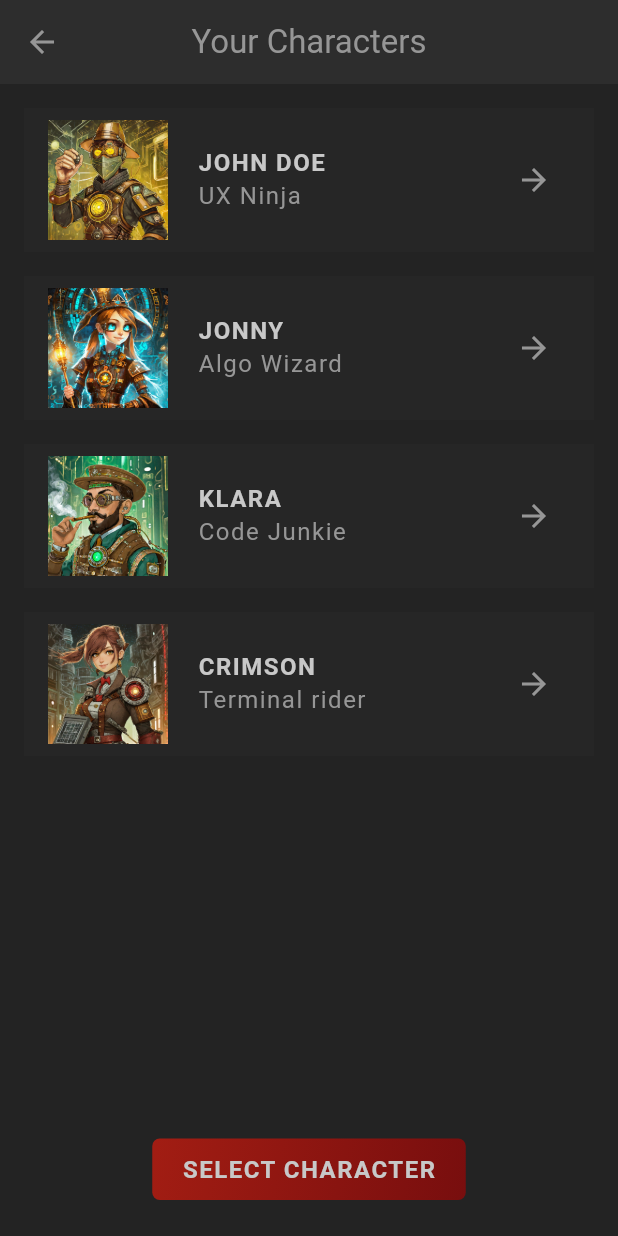
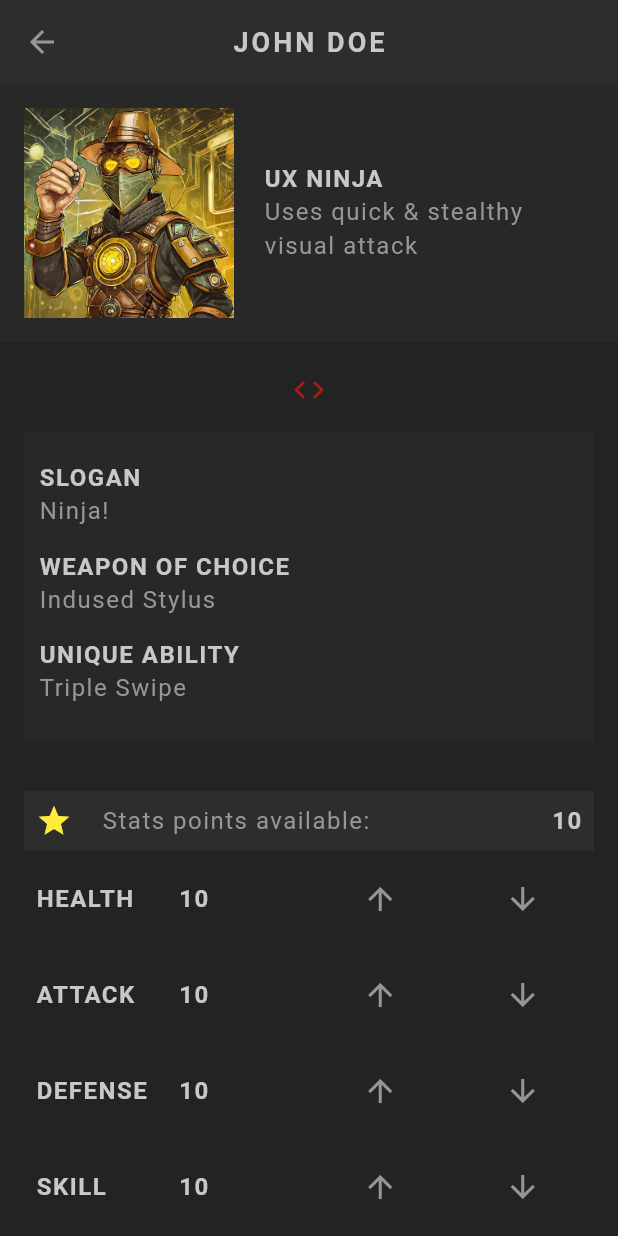
Before and after one commit to audima31/flutter_rpg, a Flutter app: the Home screen opened directly, after a tap on the "arrow forward" icon, on a phone screen of 412 x 824 dp. Run offline on Flutter 3.47's test engine with Material 3 defaults, Android fonts, the phone set to English and light mode, and no system bars; missing offline and left inert: dart:ffi.

Commit message:
Learn create table in profile.dart

```diff
--- a/lib/main.dart
+++ b/lib/main.dart
@@ -14,7 +14,7 @@ class MyApp extends StatelessWidget {
   Widget build(BuildContext context) {
     return MaterialApp(
       theme: primaryTheme,
-      home: const Create(),
+      home: const Home(),
     );
   }
 }
--- a/lib/models/stats.dart
+++ b/lib/models/stats.dart
@@ -42,6 +42,7 @@ mixin Stats {
       if (stat == 'skill') {
         _skill++;
       }
+      _points--;
     }
   }
 
--- a/lib/screens/home/character_card.dart
+++ b/lib/screens/home/character_card.dart
@@ -1,5 +1,6 @@
 import 'package:flutter/material.dart';
 import 'package:flutter_rpg/models/characters.dart';
+import 'package:flutter_rpg/screens/profile/profile.dart';
 import 'package:flutter_rpg/shared/styled_text.dart';
 import 'package:flutter_rpg/theme.dart';
 
@@ -31,7 +32,13 @@ class CharacterCard extends StatelessWidget {
           const Expanded(child: SizedBox()),
 
           IconButton(
-              onPressed: () {},
+              onPressed: () {
+                Navigator.push(
+                    context,
+                    MaterialPageRoute(
+                      builder: (context) => Profile(character: character),
+                    ));
+              },
               icon: Icon(
                 Icons.arrow_forward,
                 color: AppColors.textColor,
--- /dev/null
+++ b/lib/screens/profile/profile.dart
@@ -0,0 +1,94 @@
+import 'package:flutter/material.dart';
+import 'package:flutter_rpg/models/characters.dart';
+import 'package:flutter_rpg/screens/profile/stats_table.dart';
+import 'package:flutter_rpg/shared/styled_text.dart';
+import 'package:flutter_rpg/theme.dart';
+
+class Profile extends StatelessWidget {
+  const Profile({super.key, required this.character});
+
+  final Character character;
+
+  @override
+  Widget build(BuildContext context) {
+    return Scaffold(
+      appBar: AppBar(
+        title: StyledTitle(character.name),
+      ),
+      body: SingleChildScrollView(
+        child: Column(
+          crossAxisAlignment: CrossAxisAlignment.center,
+          children: [
+            //basic info - image, vocation, description
+            Container(
+              padding: const EdgeInsets.all(16),
+              color: AppColors.secondaryColor.withOpacity(0.5),
+              child: Row(
+                children: [
+                  //image
+                  Image.asset(
+                    'assets/img/vocations/${character.vocation.image}',
+                    width: 140,
+                    height: 140,
+                  ),
+
+                  const SizedBox(width: 20),
+                  //vocation
+                  Expanded(
+                    child: Column(
+                      crossAxisAlignment: CrossAxisAlignment.start,
+                      children: [
+                        StyledHeading(character.vocation.title),
+                        StyledText(character.vocation.description),
+                      ],
+                    ),
+                  ),
+                ],
+              ),
+            ),
+
+            //weapon and ability
+            const SizedBox(height: 20),
+            Center(
+                child: Icon(
+              Icons.code,
+              color: AppColors.primaryColor,
+            )),
+
+            Padding(
+              padding: const EdgeInsets.all(16),
+              child: Container(
+                width: double.infinity,
+                padding: const EdgeInsets.all(10),
+                color: AppColors.secondaryColor.withOpacity(0.5),
+                child: Column(
+                    crossAxisAlignment: CrossAxisAlignment.start,
+                    children: [
+                      const SizedBox(height: 10),
+                      const StyledHeading('Slogan'),
+                      StyledText(character.slogan),
+                      const SizedBox(height: 15),
+                      const StyledHeading('Weapon of Choice'),
+                      StyledText(character.vocation.weapon),
+                      const SizedBox(height: 15),
+                      const StyledHeading('Unique Ability'),
+                      StyledText(character.vocation.ability),
+                      const SizedBox(height: 15),
+                    ]),
+              ),
+            ),
+
+            //stats & skills
+            Container(
+              alignment: Alignment.center,
+              child: Column(
+                children: [StatsTable(character)],
+              ),
+            ),
+            //save button
+          ],
+        ),
+      ),
+    );
+  }
+}
--- /dev/null
+++ b/lib/screens/profile/stats_table.dart
@@ -0,0 +1,111 @@
+import 'package:flutter/material.dart';
+import 'package:flutter_rpg/models/characters.dart';
+import 'package:flutter_rpg/shared/styled_text.dart';
+import 'package:flutter_rpg/theme.dart';
+
+class StatsTable extends StatefulWidget {
+  const StatsTable(this.character, {super.key});
+
+  final Character character;
+  @override
+  State<StatsTable> createState() => _StatsTableState();
+}
+
+class _StatsTableState extends State<StatsTable> {
+  @override
+  Widget build(BuildContext context) {
+    return Padding(
+      padding: const EdgeInsets.all(16),
+      child: Column(
+        children: [
+          //available points
+          Container(
+            color: AppColors.secondaryColor,
+            padding: const EdgeInsets.all(8),
+            child: Row(
+              children: [
+                Icon(
+                  Icons.star,
+                  //fungsi widget. => untuk dapat mengakses character
+                  color:
+                      widget.character.points > 0 ? Colors.yellow : Colors.grey,
+                ),
+                const SizedBox(
+                  width: 20,
+                ),
+                const StyledText('Stats points available: '),
+                const Expanded(
+                  child: SizedBox(
+                    width: 20,
+                  ),
+                ),
+                StyledHeading(widget.character.points.toString())
+              ],
+            ),
+          ),
+
+          //stats table (Basic Table in Flutter)
+          Table(
+            children: widget.character.statsAsFormattedList.map((index) {
+              return TableRow(children: [
+                //stats title
+                TableCell(
+                    verticalAlignment: TableCellVerticalAlignment.middle,
+                    child: Padding(
+                      padding: const EdgeInsets.all(8),
+                      child: StyledHeading(index['title']!),
+                    )),
+
+                //stats value
+                TableCell(
+                  verticalAlignment: TableCellVerticalAlignment.middle,
+                  child: Padding(
+                    padding: const EdgeInsets.all(8),
+                    child: StyledHeading(index['value']!),
+                  ),
+                ),
+
+                //Icon Increase
+                TableCell(
+                    verticalAlignment: TableCellVerticalAlignment.middle,
+                    child: Padding(
+                      padding: const EdgeInsets.all(8),
+                      child: IconButton(
+                        onPressed: () {
+                          setState(() {
+                            widget.character.increaseStat(index['title']!);
+                          });
+                        },
+                        icon: Icon(
+                          Icons.arrow_upward,
+                          color: AppColors.textColor,
+                        ),
+                      ),
+                    )),
+
+                //Table Decrease
+                TableCell(
+                  verticalAlignment: TableCellVerticalAlignment.middle,
+                  child: Padding(
+                    padding: const EdgeInsets.all(8),
+                    child: IconButton(
+                      onPressed: () {
+                        setState(() {
+                          widget.character.decreaseStat(index['title']!);
+                        });
+                      },
+                      icon: Icon(
+                        Icons.arrow_downward,
+                        color: AppColors.textColor,
+                      ),
+                    ),
+                  ),
+                )
+              ]);
+            }).toList(),
+          ),
+        ],
+      ),
+    );
+  }
+}
--- a/pubspec.yaml
+++ b/pubspec.yaml
@@ -34,6 +34,7 @@ dependencies:
   # The following adds the Cupertino Icons font to your application.
   # Use with the CupertinoIcons class for iOS style icons.
   cupertino_icons: ^1.0.8
+  uuid: ^4.5.1
 
 dev_dependencies:
   flutter_test:
```
Also changed, not shown: lib/screens/create/create.dart (+57 -4 lines), lib/screens/home/home.dart (+8 -1 lines), lib/screens/profile/skill_list.dart (added, +18 -0 lines), pubspec.lock.
